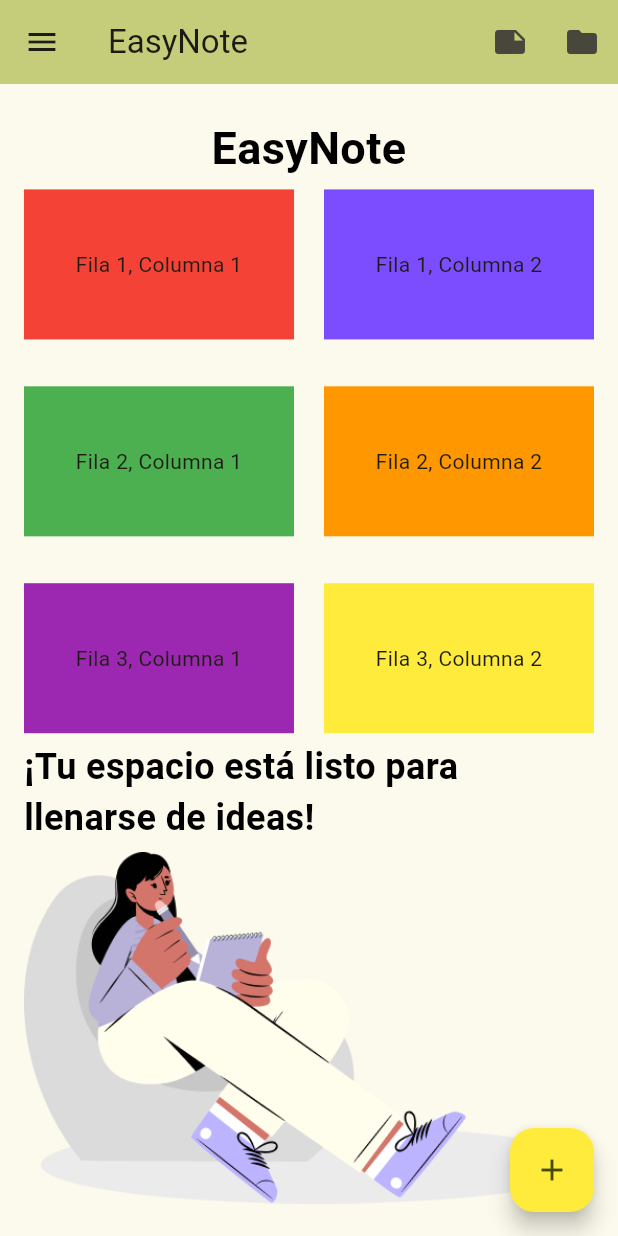
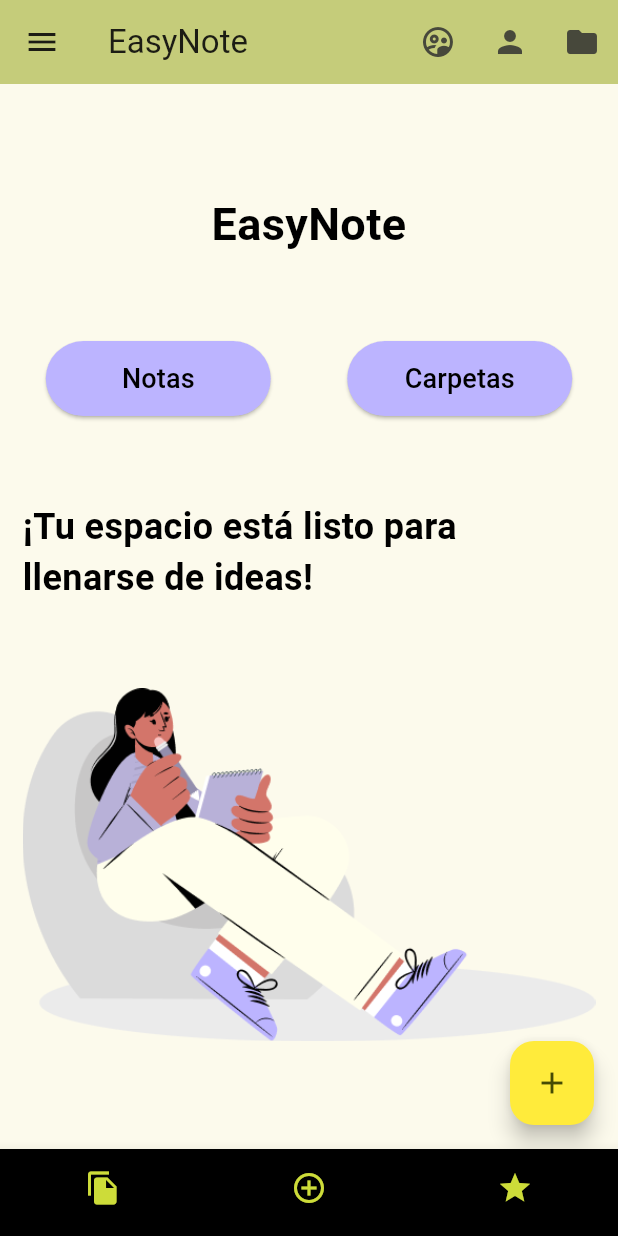
Before and after one commit to EmmanuelAVT9/app_easynote, a Flutter app: the screen it shows after launch, on a phone screen of 412 x 824 dp. Run offline on Flutter 3.47's test engine with Material 3 defaults, Android fonts, the phone set to English and light mode, and no system bars.

Commit message:
add: icons app

```diff
--- a/lib/main.dart
+++ b/lib/main.dart
@@ -1,3 +1,4 @@
+import 'package:app_easynote/widgets/custom_botton_navigation_bar.dart';
 import 'package:app_easynote/widgets/hamburguer_menu.dart';
 import 'package:flutter/material.dart';
 import 'package:app_easynote/widgets/reusable_button.dart';
@@ -63,7 +64,13 @@ class _MyHomePageState extends State<MyHomePage> {
         title: Text(widget.title),
         actions: [
           IconButton(
-            icon: Icon(Icons.note),
+            icon: Icon(Icons.supervised_user_circle_outlined),
+            onPressed: () {
+              // Navegar a la pantalla de Notas
+            },
+          ),
+          IconButton(
+            icon: Icon(Icons.person),
             onPressed: () {
               // Navegar a la pantalla de Notas
             },
@@ -77,10 +84,9 @@ class _MyHomePageState extends State<MyHomePage> {
         ],
       ),
       drawer: HamburgerMenu(), // Menú hamburguesa
-
       body: Center(
         child: Padding(
-          padding: const EdgeInsets.all(16.0),
+          padding: const EdgeInsets.all(15.0),
           child: Column(
             mainAxisAlignment: MainAxisAlignment.spaceEvenly,
             children: [
@@ -96,60 +102,39 @@ class _MyHomePageState extends State<MyHomePage> {
               Row(
                 mainAxisAlignment: MainAxisAlignment.spaceEvenly,
                 children: [
-                  Expanded(
-                    child: Container(
-                      color: Colors.red,
-                      height: 100,
-                      child: const Center(child: Text('Fila 1, Columna 1')),
+                  Container(
+                    width: 150, // Ancho del botón
+                    height: 50, // Alto del botón
+                    child: ElevatedButton(
+                      onPressed: () {
+                        // Acción para el botón Notas
+                      },
+                      style: ElevatedButton.styleFrom(
+                        primary: Color(0xFFBCB4FF), // Color de fondo
+                        onPrimary: Colors.black, // Color de la letra
+                      ),
+                      child: Text(
+                        'Notas',
+                        style: TextStyle(fontSize: 18), // Tamaño de fuente
+                      ),
                     ),
                   ),
                   SizedBox(width: 20), // Espacio horizontal entre columnas
-                  Expanded(
-                    child: Container(
-                      color: Colors.deepPurpleAccent,
-                      height: 100,
-                      child: const Center(child: Text('Fila 1, Columna 2')),
-                    ),
-                  ),
-                ],
-              ),
-              const SizedBox(height: 20), // Espacio vertical entre filas
-              Row(
-                children: [
-                  Expanded(
-                    child: Container(
-                      color: Colors.green,
-                      height: 100,
-                      child: const Center(child: Text('Fila 2, Columna 1')),
-                    ),
-                  ),
-                  const SizedBox(width: 20), // Espacio horizontal entre columnas
-                  Expanded(
-                    child: Container(
-                      color: Colors.orange,
-                      height: 100,
-                      child: const Center(child: Text('Fila 2, Columna 2')),
-                    ),
-                  ),
-                ],
-              ),
-              const SizedBox(height: 20), // Espacio vertical entre fila
-              Row(
-                mainAxisAlignment: MainAxisAlignment.spaceEvenly,
-                children: [
-                  Expanded(
-                    child: Container(
-                      color: Colors.purple,
-                      height: 100,
-                      child: const Center(child: Text('Fila 3, Columna 1')),
-                    ),
-                  ),
-                  SizedBox(width: 20), // Espacio horizontal entre columnas
-                  Expanded(
-                    child: Container(
-                      color: Colors.yellow,
-                      height: 100,
-                      child: Center(child: Text('Fila 3, Columna 2')),
+                  Container(
+                    width: 150, // Ancho del botón
+                    height: 50, // Alto del botón
+                    child: ElevatedButton(
+                      onPressed: () {
+                        // Acción para el botón Notas
+                      },
+                      style: ElevatedButton.styleFrom(
+                        primary: Color(0xFFBCB4FF), // Color de fondo
+                        onPrimary: Colors.black, // Color de la letra
+                      ),
+                      child: Text(
+                        'Carpetas',
+                        style: TextStyle(fontSize: 18), // Tamaño de fuente
+                      ),
                     ),
                   ),
                 ],
@@ -170,6 +155,7 @@ class _MyHomePageState extends State<MyHomePage> {
         )
 
       ),
+      bottomNavigationBar: CustomBottomNavigationBar(),
       floatingActionButton: FloatingActionButton(
         onPressed: () {
           // Acción para agregar una nueva nota
--- /dev/null
+++ b/lib/widgets/custom_botton_navigation_bar.dart
@@ -0,0 +1,29 @@
+import 'package:flutter/material.dart';
+
+class CustomBottomNavigationBar extends StatelessWidget {
+  @override
+  Widget build(BuildContext context) {
+    return BottomNavigationBar(
+      showSelectedLabels: false,
+      showUnselectedLabels: false,
+      backgroundColor: Colors.black, // Fondo negro
+      selectedItemColor: Colors.lime, // Iconos en verde limón
+      unselectedItemColor: Colors.lime,
+      //elevation: 8.0, // Ajusta la altura aquí
+      items: [
+        BottomNavigationBarItem(
+          icon: Icon(Icons.file_copy),
+          label: 'File',
+        ),
+        BottomNavigationBarItem(
+          icon: Icon(Icons.add_circle_outline),
+          label: 'Add Plus',
+        ),
+        BottomNavigationBarItem(
+          icon: Icon(Icons.star),
+          label: 'Star',
+        ),
+      ],
+    );
+  }
+}
--- a/pubspec.yaml
+++ b/pubspec.yaml
@@ -35,6 +35,7 @@ dependencies:
   # The following adds the Cupertino Icons font to your application.
   # Use with the CupertinoIcons class for iOS style icons.
   cupertino_icons: ^1.0.2
+  sqflite: ^2.3.2
 
 dev_dependencies:
   flutter_test:
```
Also changed, not shown: lib/services/database_service.dart (added), pubspec.lock, 9 other files.
